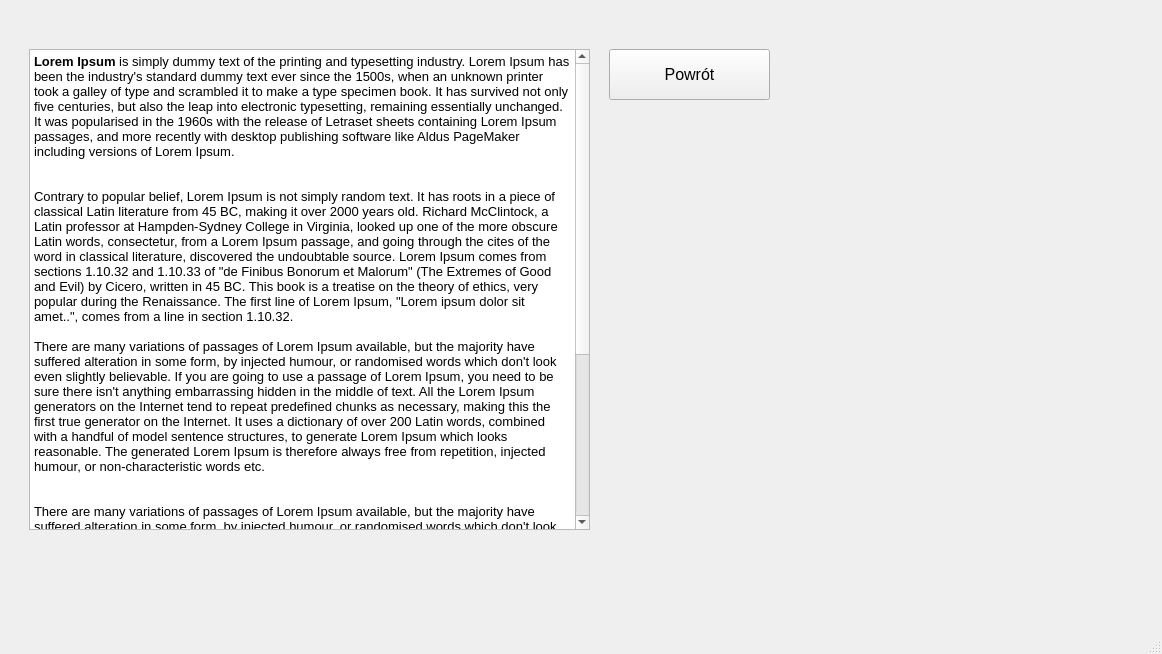
Above: battle-ships/mainwindow.ui from hubertoszywa/battle-ships before the change. Below: the same form after it.
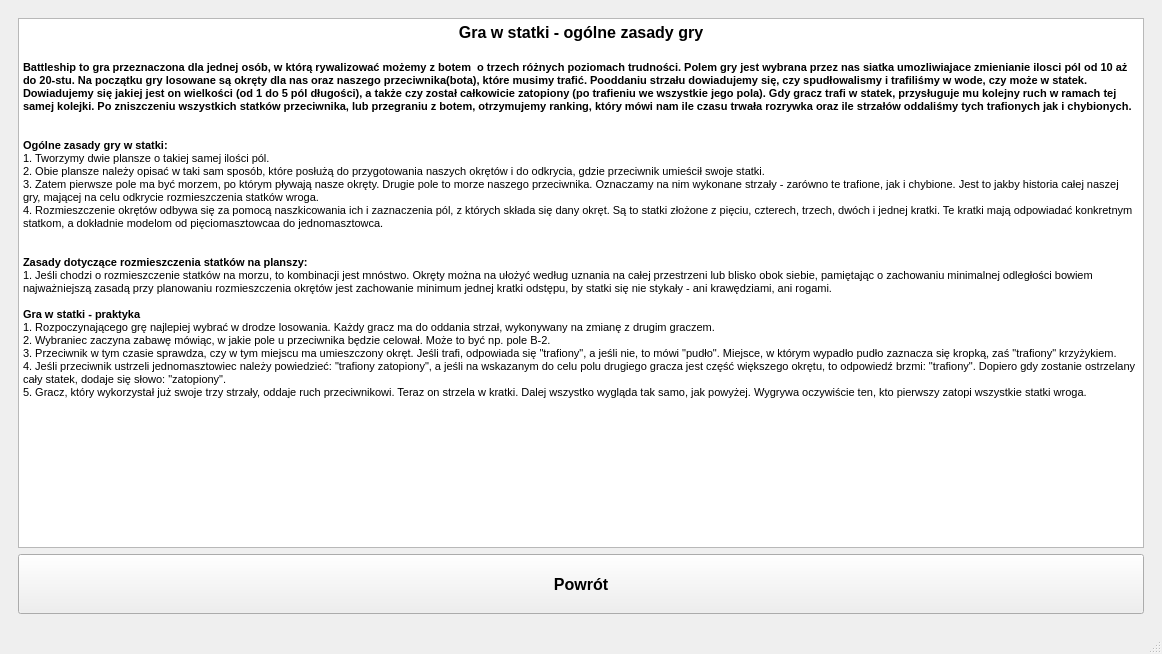
That is the form after the change. The open tabs and pages were chosen to show the change.

Commit message: Dodanie przycisku powrotu i aktualizacja opisu zasad

```diff
--- a/battle-ships/mainwindow.ui
+++ b/battle-ships/mainwindow.ui
@@ -603,15 +603,9 @@
        </layout>
       </widget>
       <widget class="QWidget" name="rulesPage">
+       <layout class="QGridLayout" name="gridLayout_4">
+        <item row="0" column="0">
        <widget class="QTextBrowser" name="textBrowser">
-        <property name="geometry">
-         <rect>
-          <x>20</x>
-          <y>40</y>
-          <width>561</width>
-          <height>481</height>
-         </rect>
-        </property>
         <property name="font">
          <font>
           <pointsize>8</pointsize>
@@ -622,37 +616,51 @@
 &lt;html&gt;&lt;head&gt;&lt;meta name=&quot;qrichtext&quot; content=&quot;1&quot; /&gt;&lt;style type=&quot;text/css&quot;&gt;
 p, li { white-space: pre-wrap; }
 &lt;/style&gt;&lt;/head&gt;&lt;body style=&quot; font-family:'MS Shell Dlg 2'; font-size:8pt; font-weight:400; font-style:normal;&quot;&gt;
-&lt;p style=&quot; margin-top:0px; margin-bottom:0px; margin-left:0px; margin-right:0px; -qt-block-indent:0; text-indent:0px;&quot;&gt;&lt;span style=&quot; font-family:'Open Sans','Arial','sans-serif'; font-size:10pt; font-weight:600; color:#000000; background-color:#ffffff;&quot;&gt;Lorem Ipsum&lt;/span&gt;&lt;span style=&quot; font-family:'Open Sans','Arial','sans-serif'; font-size:10pt; color:#000000; background-color:#ffffff;&quot;&gt; is simply dummy text of the printing and typesetting industry. Lorem Ipsum has been the industry's standard dummy text ever since the 1500s, when an unknown printer took a galley of type and scrambled it to make a type specimen book. It has survived not only five centuries, but also the leap into electronic typesetting, remaining essentially unchanged. It was popularised in the 1960s with the release of Letraset sheets containing Lorem Ipsum passages, and more recently with desktop publishing software like Aldus PageMaker including versions of Lorem Ipsum.&lt;/span&gt;&lt;/p&gt;
-&lt;p style=&quot;-qt-paragraph-type:empty; margin-top:0px; margin-bottom:0px; margin-left:0px; margin-right:0px; -qt-block-indent:0; text-indent:0px; font-family:'Open Sans','Arial','sans-serif'; font-size:10pt; color:#000000;&quot;&gt;&lt;br /&gt;&lt;/p&gt;
-&lt;p style=&quot;-qt-paragraph-type:empty; margin-top:0px; margin-bottom:0px; margin-left:0px; margin-right:0px; -qt-block-indent:0; text-indent:0px; font-family:'Open Sans','Arial','sans-serif'; font-size:10pt; color:#000000;&quot;&gt;&lt;br /&gt;&lt;/p&gt;
-&lt;p style=&quot; margin-top:0px; margin-bottom:0px; margin-left:0px; margin-right:0px; -qt-block-indent:0; text-indent:0px;&quot;&gt;&lt;span style=&quot; font-family:'Open Sans','Arial','sans-serif'; font-size:10pt; color:#000000; background-color:#ffffff;&quot;&gt;Contrary to popular belief, Lorem Ipsum is not simply random text. It has roots in a piece of classical Latin literature from 45 BC, making it over 2000 years old. Richard McClintock, a Latin professor at Hampden-Sydney College in Virginia, looked up one of the more obscure Latin words, consectetur, from a Lorem Ipsum passage, and going through the cites of the word in classical literature, discovered the undoubtable source. Lorem Ipsum comes from sections 1.10.32 and 1.10.33 of &amp;quot;de Finibus Bonorum et Malorum&amp;quot; (The Extremes of Good and Evil) by Cicero, written in 45 BC. This book is a treatise on the theory of ethics, very popular during the Renaissance. The first line of Lorem Ipsum, &amp;quot;Lorem ipsum dolor sit amet..&amp;quot;, comes from a line in section 1.10.32.&lt;/span&gt;&lt;/p&gt;
-&lt;p style=&quot;-qt-paragraph-type:empty; margin-top:0px; margin-bottom:0px; margin-left:0px; margin-right:0px; -qt-block-indent:0; text-indent:0px; font-family:'Open Sans','Arial','sans-serif'; font-size:10pt; color:#000000;&quot;&gt;&lt;br /&gt;&lt;/p&gt;
-&lt;p style=&quot; margin-top:0px; margin-bottom:0px; margin-left:0px; margin-right:0px; -qt-block-indent:0; text-indent:0px;&quot;&gt;&lt;span style=&quot; font-family:'Open Sans','Arial','sans-serif'; font-size:10pt; color:#000000; background-color:#ffffff;&quot;&gt;There are many variations of passages of Lorem Ipsum available, but the majority have suffered alteration in some form, by injected humour, or randomised words which don't look even slightly believable. If you are going to use a passage of Lorem Ipsum, you need to be sure there isn't anything embarrassing hidden in the middle of text. All the Lorem Ipsum generators on the Internet tend to repeat predefined chunks as necessary, making this the first true generator on the Internet. It uses a dictionary of over 200 Latin words, combined with a handful of model sentence structures, to generate Lorem Ipsum which looks reasonable. The generated Lorem Ipsum is therefore always free from repetition, injected humour, or non-characteristic words etc.&lt;/span&gt;&lt;/p&gt;
-&lt;p style=&quot;-qt-paragraph-type:empty; margin-top:0px; margin-bottom:0px; margin-left:0px; margin-right:0px; -qt-block-indent:0; text-indent:0px; font-family:'Open Sans','Arial','sans-serif'; font-size:10pt; color:#000000;&quot;&gt;&lt;br /&gt;&lt;/p&gt;
-&lt;p style=&quot;-qt-paragraph-type:empty; margin-top:0px; margin-bottom:0px; margin-left:0px; margin-right:0px; -qt-block-indent:0; text-indent:0px; font-family:'Open Sans','Arial','sans-serif'; font-size:10pt; color:#000000;&quot;&gt;&lt;br /&gt;&lt;/p&gt;
-&lt;p style=&quot; margin-top:0px; margin-bottom:0px; margin-left:0px; margin-right:0px; -qt-block-indent:0; text-indent:0px;&quot;&gt;&lt;span style=&quot; font-family:'Open Sans','Arial','sans-serif'; font-size:10pt; color:#000000; background-color:#ffffff;&quot;&gt;There are many variations of passages of Lorem Ipsum available, but the majority have suffered alteration in some form, by injected humour, or randomised words which don't look even slightly believable. If you are going to use a passage of Lorem Ipsum, you need to be sure there isn't anything embarrassing hidden in the middle of text. All the Lorem Ipsum generators on the Internet tend to repeat predefined chunks as necessary, making this the first true generator on the Internet. It uses a dictionary of over 200 Latin words, combined with a handful of model sentence structures, to generate Lorem Ipsum which looks reasonable. The generated Lorem Ipsum is therefore always free from repetition, injected humour, or non-characteristic words etc.&lt;/span&gt;&lt;/p&gt;
-&lt;p style=&quot;-qt-paragraph-type:empty; margin-top:0px; margin-bottom:0px; margin-left:0px; margin-right:0px; -qt-block-indent:0; text-indent:0px; font-family:'Open Sans','Arial','sans-serif'; font-size:10pt; color:#000000;&quot;&gt;&lt;br /&gt;&lt;/p&gt;
-&lt;p style=&quot; margin-top:0px; margin-bottom:0px; margin-left:0px; margin-right:0px; -qt-block-indent:0; text-indent:0px;&quot;&gt;&lt;span style=&quot; font-family:'Open Sans','Arial','sans-serif'; font-size:10pt; color:#000000; background-color:#ffffff;&quot;&gt;There are many variations of passages of Lorem Ipsum available, but the majority have suffered alteration in some form, by injected humour, or randomised words which don't look even slightly believable. If you are going to use a passage of Lorem Ipsum, you need to be sure there isn't anything embarrassing hidden in the middle of text. All the Lorem Ipsum generators on the Internet tend to repeat predefined chunks as necessary, making this the first true generator on the Internet. It uses a dictionary of over 200 Latin words, combined with a handful of model sentence structures, to generate Lorem Ipsum which looks reasonable. The generated Lorem Ipsum is therefore always free from repetition, injected humour, or non-characteristic words etc.&lt;/span&gt;&lt;/p&gt;&lt;/body&gt;&lt;/html&gt;</string>
-        </property>
-       </widget>
+&lt;p align=&quot;center&quot; style=&quot; margin-top:0px; margin-bottom:0px; margin-left:0px; margin-right:0px; -qt-block-indent:0; text-indent:0px;&quot;&gt;&lt;span style=&quot; font-size:12pt; font-weight:600;&quot;&gt;Gra w statki - ogólne zasady gry&lt;/span&gt;&lt;/p&gt;
+&lt;p align=&quot;center&quot; style=&quot;-qt-paragraph-type:empty; margin-top:0px; margin-bottom:0px; margin-left:0px; margin-right:0px; -qt-block-indent:0; text-indent:0px; font-size:12pt; font-weight:600;&quot;&gt;&lt;br /&gt;&lt;/p&gt;
+&lt;p style=&quot; margin-top:0px; margin-bottom:0px; margin-left:0px; margin-right:0px; -qt-block-indent:0; text-indent:0px;&quot;&gt;&lt;span style=&quot; font-weight:600;&quot;&gt;Battleship to gra przeznaczona dla jednej osób, w którą rywalizować możemy z botem  o trzech różnych poziomach trudności. Polem gry jest wybrana przez nas siatka umozliwiajace zmienianie ilosci pól od 10 aż do 20-stu. Na początku gry losowane są okręty dla nas oraz naszego przeciwnika(bota), które musimy trafić. Pooddaniu strzału dowiadujemy się, czy spudłowalismy i trafiliśmy w wode, czy może w statek. Dowiadujemy się jakiej jest on wielkości (od 1 do 5 pól długości), a także czy został całkowicie zatopiony (po trafieniu we wszystkie jego pola). Gdy gracz trafi w statek, przysługuje mu kolejny ruch w ramach tej samej kolejki. Po zniszczeniu wszystkich statków przeciwnika, lub przegraniu z botem, otrzymujemy ranking, który mówi nam ile czasu trwała rozrywka oraz ile strzałów oddaliśmy tych trafionych jak i chybionych.&lt;/span&gt;&lt;/p&gt;
+&lt;p align=&quot;center&quot; style=&quot;-qt-paragraph-type:empty; margin-top:0px; margin-bottom:0px; margin-left:0px; margin-right:0px; -qt-block-indent:0; text-indent:0px; font-weight:600;&quot;&gt;&lt;br /&gt;&lt;/p&gt;
+&lt;p style=&quot;-qt-paragraph-type:empty; margin-top:0px; margin-bottom:0px; margin-left:0px; margin-right:0px; -qt-block-indent:0; text-indent:0px;&quot;&gt;&lt;br /&gt;&lt;/p&gt;
+&lt;p style=&quot; margin-top:0px; margin-bottom:0px; margin-left:0px; margin-right:0px; -qt-block-indent:0; text-indent:0px;&quot;&gt;&lt;span style=&quot; font-weight:600;&quot;&gt;Ogólne zasady gry w statki: &lt;/span&gt;&lt;/p&gt;
+&lt;p style=&quot; margin-top:0px; margin-bottom:0px; margin-left:0px; margin-right:0px; -qt-block-indent:0; text-indent:0px;&quot;&gt;1. Tworzymy dwie plansze o takiej samej ilości pól. &lt;/p&gt;
+&lt;p style=&quot; margin-top:0px; margin-bottom:0px; margin-left:0px; margin-right:0px; -qt-block-indent:0; text-indent:0px;&quot;&gt;2. Obie plansze należy opisać w taki sam sposób, które posłużą do przygotowania naszych okrętów i do odkrycia, gdzie przeciwnik umieścił swoje statki.&lt;/p&gt;
+&lt;p style=&quot; margin-top:0px; margin-bottom:0px; margin-left:0px; margin-right:0px; -qt-block-indent:0; text-indent:0px;&quot;&gt;3. Zatem pierwsze pole ma być morzem, po którym pływają nasze okręty. Drugie pole to morze naszego przeciwnika. Oznaczamy na nim wykonane strzały - zarówno te trafione, jak i chybione. Jest to jakby historia całej naszej gry, mającej na celu odkrycie rozmieszczenia statków wroga. &lt;/p&gt;
+&lt;p style=&quot; margin-top:0px; margin-bottom:0px; margin-left:0px; margin-right:0px; -qt-block-indent:0; text-indent:0px;&quot;&gt;4. Rozmieszczenie okrętów odbywa się za pomocą naszkicowania ich i zaznaczenia pól, z których składa się dany okręt. Są to statki złożone z pięciu, czterech, trzech, dwóch i jednej kratki. Te kratki mają odpowiadać konkretnym statkom, a dokładnie modelom od pięciomasztowcaa do jednomasztowca.&lt;/p&gt;
+&lt;p style=&quot;-qt-paragraph-type:empty; margin-top:0px; margin-bottom:0px; margin-left:0px; margin-right:0px; -qt-block-indent:0; text-indent:0px;&quot;&gt;&lt;br /&gt;&lt;/p&gt;
+&lt;p style=&quot;-qt-paragraph-type:empty; margin-top:0px; margin-bottom:0px; margin-left:0px; margin-right:0px; -qt-block-indent:0; text-indent:0px;&quot;&gt;&lt;br /&gt;&lt;/p&gt;
+&lt;p style=&quot; margin-top:0px; margin-bottom:0px; margin-left:0px; margin-right:0px; -qt-block-indent:0; text-indent:0px;&quot;&gt;&lt;span style=&quot; font-weight:600;&quot;&gt;Zasady dotyczące rozmieszczenia statków na planszy:&lt;/span&gt;&lt;/p&gt;
+&lt;p style=&quot; margin-top:0px; margin-bottom:0px; margin-left:0px; margin-right:0px; -qt-block-indent:0; text-indent:0px;&quot;&gt;1. Jeśli chodzi o rozmieszczenie statków na morzu, to kombinacji jest mnóstwo. Okręty można na ułożyć według uznania na całej przestrzeni lub blisko obok siebie, pamiętając o zachowaniu minimalnej odległości bowiem najważniejszą zasadą przy planowaniu rozmieszczenia okrętów jest zachowanie minimum jednej kratki odstępu, by statki się nie stykały - ani krawędziami, ani rogami. &lt;/p&gt;
+&lt;p style=&quot;-qt-paragraph-type:empty; margin-top:0px; margin-bottom:0px; margin-left:0px; margin-right:0px; -qt-block-indent:0; text-indent:0px;&quot;&gt;&lt;br /&gt;&lt;/p&gt;
+&lt;p style=&quot; margin-top:0px; margin-bottom:0px; margin-left:0px; margin-right:0px; -qt-block-indent:0; text-indent:0px;&quot;&gt;&lt;span style=&quot; font-weight:600;&quot;&gt;Gra w statki - praktyka&lt;/span&gt;&lt;/p&gt;
+&lt;p style=&quot; margin-top:0px; margin-bottom:0px; margin-left:0px; margin-right:0px; -qt-block-indent:0; text-indent:0px;&quot;&gt;1. Rozpoczynającego grę najlepiej wybrać w drodze losowania. Każdy gracz ma do oddania strzał, wykonywany na zmianę z drugim graczem. &lt;/p&gt;
+&lt;p style=&quot; margin-top:0px; margin-bottom:0px; margin-left:0px; margin-right:0px; -qt-block-indent:0; text-indent:0px;&quot;&gt;2. Wybraniec zaczyna zabawę mówiąc, w jakie pole u przeciwnika będzie celował. Może to być np. pole B-2. &lt;/p&gt;
+&lt;p style=&quot; margin-top:0px; margin-bottom:0px; margin-left:0px; margin-right:0px; -qt-block-indent:0; text-indent:0px;&quot;&gt;3. Przeciwnik w tym czasie sprawdza, czy w tym miejscu ma umieszczony okręt. Jeśli trafi, odpowiada się &amp;quot;trafiony&amp;quot;, a jeśli nie, to mówi &amp;quot;pudło&amp;quot;. Miejsce, w którym wypadło pudło zaznacza się kropką, zaś &amp;quot;trafiony&amp;quot; krzyżykiem.&lt;/p&gt;
+&lt;p style=&quot; margin-top:0px; margin-bottom:0px; margin-left:0px; margin-right:0px; -qt-block-indent:0; text-indent:0px;&quot;&gt;4. Jeśli przeciwnik ustrzeli jednomasztowiec należy powiedzieć: &amp;quot;trafiony zatopiony&amp;quot;, a jeśli na wskazanym do celu polu drugiego gracza jest część większego okrętu, to odpowiedź brzmi: &amp;quot;trafiony&amp;quot;. Dopiero gdy zostanie ostrzelany cały statek, dodaje się słowo: &amp;quot;zatopiony&amp;quot;.&lt;/p&gt;
+&lt;p style=&quot; margin-top:0px; margin-bottom:0px; margin-left:0px; margin-right:0px; -qt-block-indent:0; text-indent:0px;&quot;&gt;5. Gracz, który wykorzystał już swoje trzy strzały, oddaje ruch przeciwnikowi. Teraz on strzela w kratki. Dalej wszystko wygląda tak samo, jak powyżej. Wygrywa oczywiście ten, kto pierwszy zatopi wszystkie statki wroga.&lt;/p&gt;&lt;/body&gt;&lt;/html&gt;</string>
+          </property>
+         </widget>
+        </item>
+        <item row="1" column="0">
        <widget class="QPushButton" name="buttonBackToMenuFromRules">
-        <property name="geometry">
-         <rect>
-          <x>600</x>
-          <y>40</y>
-          <width>161</width>
-          <height>51</height>
-         </rect>
+          <property name="minimumSize">
+           <size>
+            <width>0</width>
+            <height>60</height>
+           </size>
         </property>
         <property name="font">
          <font>
           <pointsize>12</pointsize>
+            <weight>75</weight>
+            <bold>true</bold>
          </font>
         </property>
         <property name="text">
          <string>Powrót</string>
         </property>
        </widget>
+        </item>
+       </layout>
       </widget>
      </widget>
     </item>
```
Left out of the diff: 56 changed lines with no effect on the pictures. Lines whose indentation alone changed are shown as unchanged. The commit also changes 2 other files.
